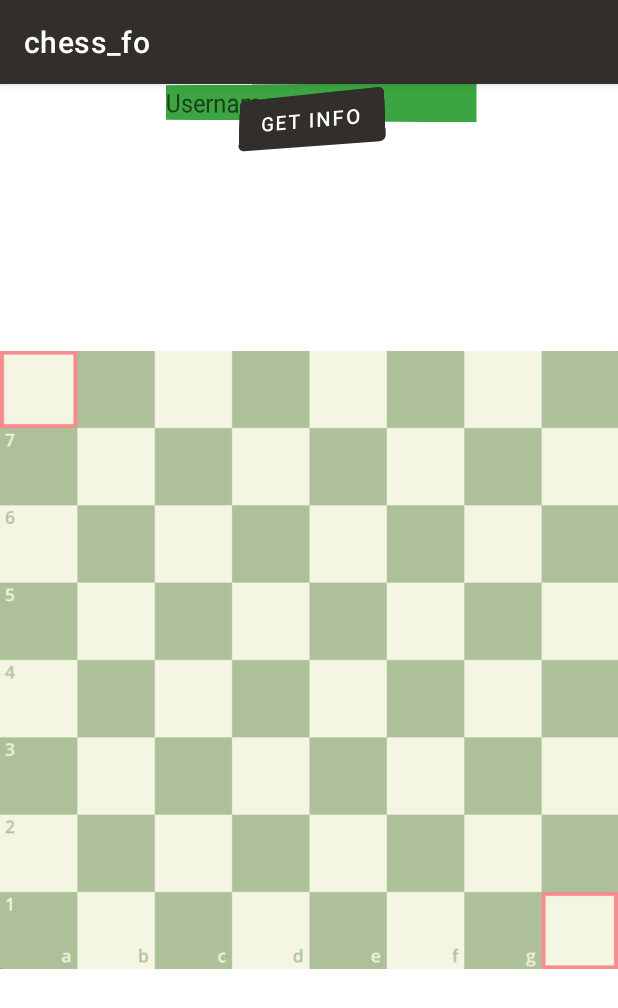
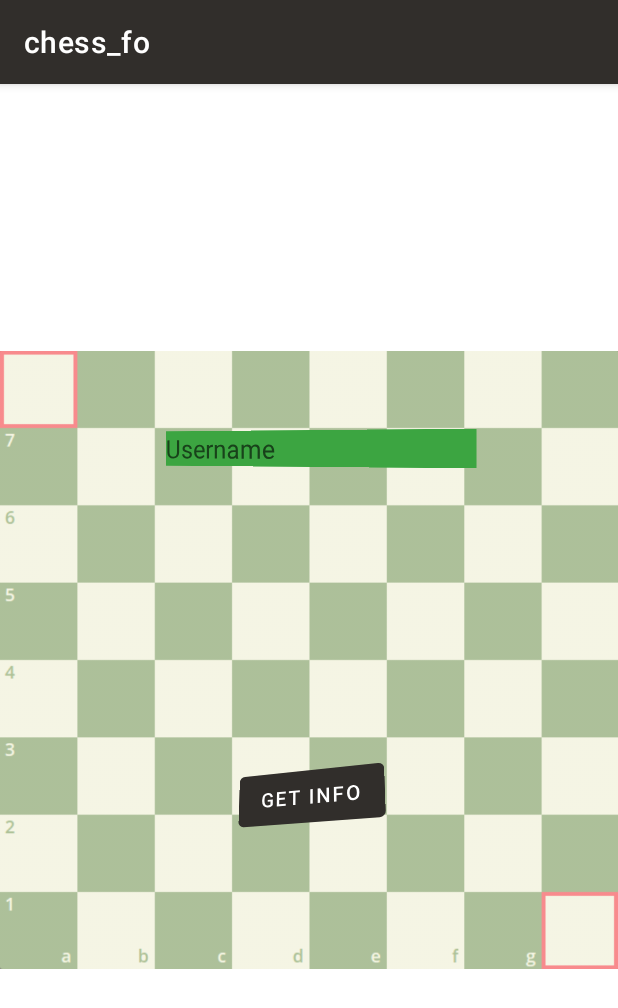
Before and after one commit to shubhansu31/chess_fo, an Android app: the screen it shows after launch (MainActivity), after a tap on "GET INFO", on a phone screen of 412 x 824 dp. Shown: the top 1008 px of the screen. Run offline under Robolectric (Android 15) with nearby library versions, the phone set to English and light mode, and no system bars; our stand-ins replace Volley; network calls fail; 1 statement that could not run was skipped.

```diff
--- a/app/build.gradle
+++ b/app/build.gradle
@@ -39,6 +39,7 @@ dependencies {
     implementation 'androidx.appcompat:appcompat:1.2.0'
     implementation 'com.google.android.material:material:1.3.0'
     implementation 'androidx.constraintlayout:constraintlayout:2.0.4'
+    implementation 'com.android.volley:volley:1.1.1'
     testImplementation 'junit:junit:4.+'
     androidTestImplementation 'androidx.test.ext:junit:1.1.2'
     androidTestImplementation 'androidx.test.espresso:espresso-core:3.3.0'
--- a/app/src/main/AndroidManifest.xml
+++ b/app/src/main/AndroidManifest.xml
@@ -1,7 +1,7 @@
 <?xml version="1.0" encoding="utf-8"?>
 <manifest xmlns:android="http://schemas.android.com/apk/res/android"
     package="com.e.chess_fo">
-
+    <uses-permission android:name="android.permission.INTERNET"></uses-permission>
     <application
         android:allowBackup="true"
         android:icon="@mipmap/ic_launcher"
--- a/app/src/main/java/com/e/chess_fo/MainActivity.kt
+++ b/app/src/main/java/com/e/chess_fo/MainActivity.kt
@@ -5,6 +5,13 @@ import android.os.Bundle
 import android.view.View
 import android.widget.EditText
 import android.widget.Toast
+import com.android.volley.Request
+import com.android.volley.Request.*
+import com.android.volley.Request.Method.*
+import com.android.volley.Response
+import com.android.volley.toolbox.JsonObjectRequest
+import com.android.volley.toolbox.StringRequest
+import com.android.volley.toolbox.Volley
 
 class MainActivity : AppCompatActivity() {
     private lateinit var textName : EditText;
@@ -18,6 +25,21 @@ class MainActivity : AppCompatActivity() {
 
     fun getInfo(view: View) {
         val userName : String = textName.text.toString();
-        Toast.makeText(this,userName,Toast.LENGTH_LONG).show();
+        val countryName = call(userName);
+        Toast.makeText(this,"User: $userName  Country: $countryName",Toast.LENGTH_LONG).show();
+    }
+
+    fun call(userName: String):String{
+        lateinit var name : String;
+        val queue = Volley.newRequestQueue(this);
+        val url = "https://api.chess.com/pub/player/$userName";
+        val jsonObjectRequest = JsonObjectRequest(Request.Method.GET, url,null,
+            { response ->
+                name = response.getString("country");
+            },
+            Response.ErrorListener {name = "That didn't work!"; }
+        )
+        queue.add(jsonObjectRequest);
+        return name;
     }
 }
--- a/app/src/main/res/layout/activity_main.xml
+++ b/app/src/main/res/layout/activity_main.xml
@@ -24,7 +24,9 @@
         android:layout_width="wrap_content"
         android:layout_height="wrap_content"
         android:layout_marginStart="100dp"
+        android:layout_marginTop="173dp"
         android:layout_marginEnd="100dp"
+        android:layout_marginBottom="456dp"
         android:alpha="1"
         android:background="@color/greem"
         android:backgroundTint="#3CA541"
@@ -32,23 +34,27 @@
         android:hint="Username"
         android:inputType="textPersonName"
         android:rotationY="-15"
+        app:layout_constraintBottom_toBottomOf="@+id/imageView"
         app:layout_constraintEnd_toEndOf="@+id/imageView"
         app:layout_constraintHorizontal_bias="0.0"
         app:layout_constraintStart_toStartOf="parent"
-        tools:layout_editor_absoluteY="174dp" />
+        app:layout_constraintTop_toTopOf="@+id/imageView" />
 
     <Button
         android:id="@+id/submit"
         android:layout_width="wrap_content"
         android:layout_height="wrap_content"
         android:layout_marginStart="159dp"
+        android:layout_marginTop="393dp"
         android:layout_marginEnd="159dp"
+        android:layout_marginBottom="212dp"
+        android:onClick="getInfo"
         android:rotationX="15"
         android:rotationY="-19"
-        android:onClick="getInfo"
         android:text="Get Info"
+        app:layout_constraintBottom_toBottomOf="@+id/imageView"
         app:layout_constraintEnd_toEndOf="@+id/imageView"
         app:layout_constraintStart_toStartOf="@+id/imageView"
-        tools:layout_editor_absoluteY="393dp" />
+        app:layout_constraintTop_toTopOf="@+id/imageView" />
 
 </androidx.constraintlayout.widget.ConstraintLayout>
```
